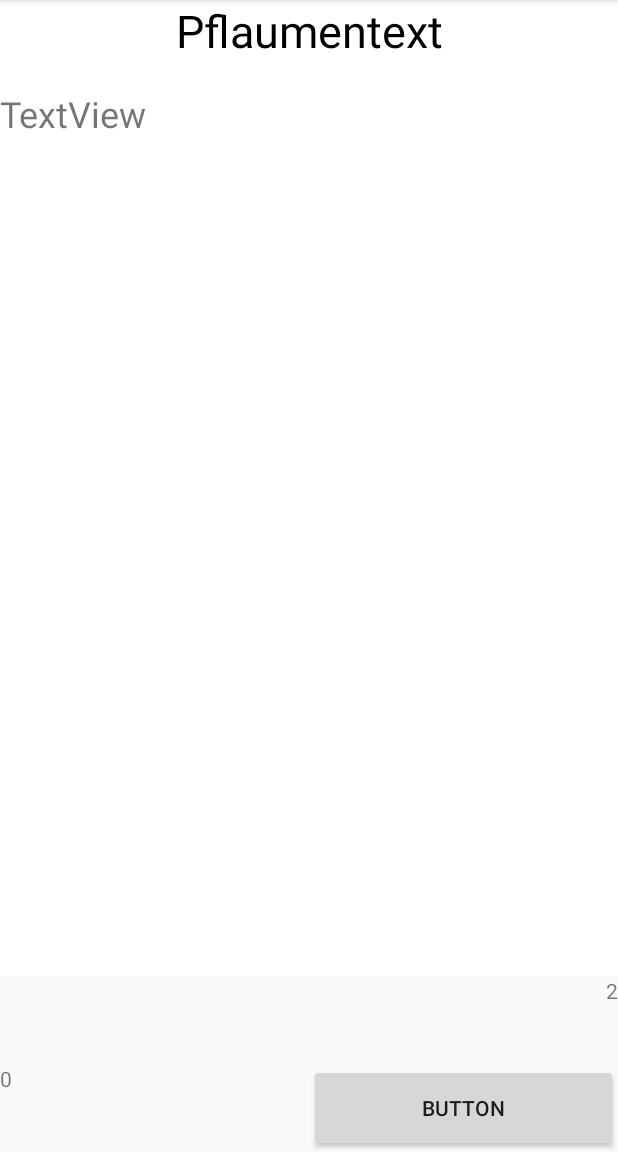
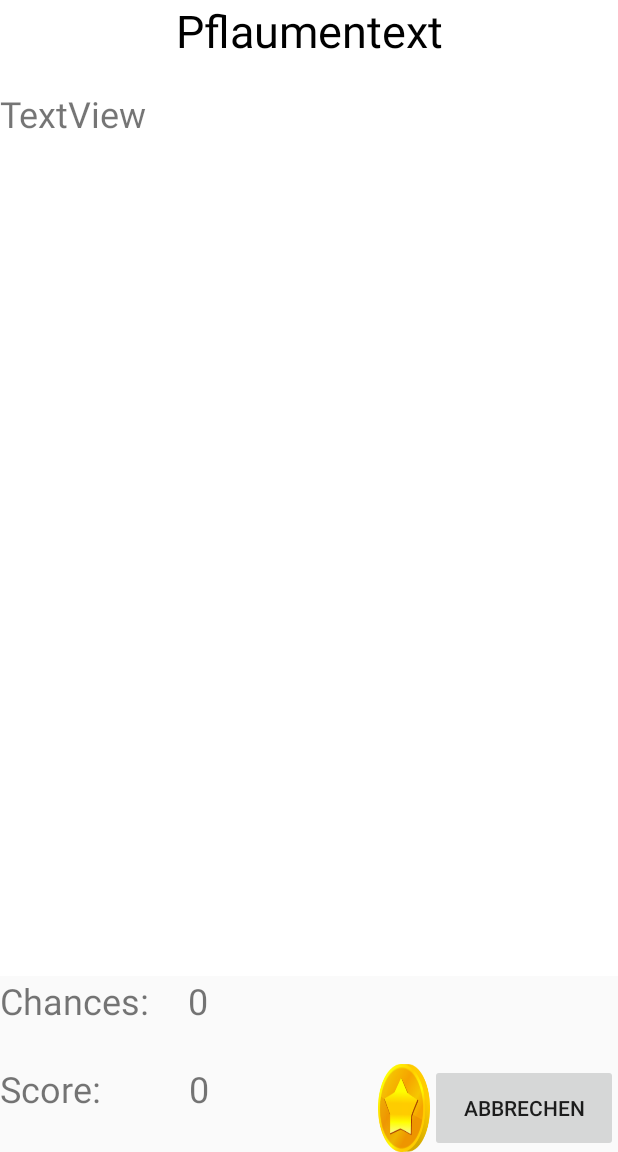
Before and after one commit to Bitbrain91/AndroidGame, an Android app: the screen it shows after launch (TextActivity), after a tap on "START", on a phone screen of 412 x 824 dp, the part 84-1236 px from its top. Run offline under Robolectric (Android 15) with nearby library versions, the phone set to English and light mode, and no system bars.

Commit message:
animation & sound hinzugefuegt. Scoreanzeige verbessert. Lauffaehig.

```diff
--- a/app/src/main/AndroidManifest.xml
+++ b/app/src/main/AndroidManifest.xml
@@ -3,6 +3,8 @@
     package="com.salzburg.fh.portenkirchner.r.textgame">
 
     <application
+        android:largeHeap="true"
+        android:hardwareAccelerated="false"
         android:allowBackup="true"
         android:icon="@mipmap/ic_launcher"
         android:label="@string/app_name"
@@ -10,6 +12,8 @@
         android:supportsRtl="true"
         android:theme="@style/AppTheme">
         <activity android:name=".MainActivity">
+            android:windowSoftInputMode="stateVisible|adjustPan"
+            andorid:fillViewport="true"
             <intent-filter>
                 <action android:name="android.intent.action.MAIN" />
 
--- a/app/src/main/java/com/salzburg/fh/portenkirchner/r/textgame/AuswahlActivity.java
+++ b/app/src/main/java/com/salzburg/fh/portenkirchner/r/textgame/AuswahlActivity.java
@@ -1,6 +1,7 @@
 package com.salzburg.fh.portenkirchner.r.textgame;
 
 import android.content.Intent;
+import android.media.MediaPlayer;
 import android.support.v7.app.AppCompatActivity;
 import android.os.Bundle;
 import android.view.View;
@@ -23,6 +24,9 @@ public class AuswahlActivity extends AppCompatActivity {
     Button btnLoesung3;
     Button btnLoesung4;
     ImageView imgCheck;
+
+    private MediaPlayer mp;
+
 
     String loesung;
     boolean status;
@@ -49,6 +53,8 @@ public class AuswahlActivity extends AppCompatActivity {
         setContentView(R.layout.activity_auswahl);
 
         auswahlActivity = Thread.currentThread();
+
+        mp = MediaPlayer.create(this, R.raw.cheer);
 
         //zurueck_zum_text_intent = new Intent(this, TextActivity.class);
 
@@ -83,6 +89,7 @@ public class AuswahlActivity extends AppCompatActivity {
         if(btnLoesung1.getText().equals(loesung))
         {
             imgCheck.setImageResource(R.drawable.ok_smiley);
+            mp.start();
             status = true;
         }
         else
@@ -101,6 +108,7 @@ public class AuswahlActivity extends AppCompatActivity {
         if(btnLoesung2.getText().equals(loesung))
         {
             imgCheck.setImageResource(R.drawable.ok_smiley);
+            mp.start();
             status = true;
         }
         else
@@ -118,6 +126,7 @@ public class AuswahlActivity extends AppCompatActivity {
         if(btnLoesung3.getText().equals(loesung))
         {
             imgCheck.setImageResource(R.drawable.ok_smiley);
+            mp.start();
             status = true;
         }
         else
@@ -135,6 +144,7 @@ public class AuswahlActivity extends AppCompatActivity {
         if(btnLoesung4.getText().equals(loesung))
         {
             imgCheck.setImageResource(R.drawable.ok_smiley);
+            mp.start();
             status = true;
         }
         else
--- a/app/src/main/java/com/salzburg/fh/portenkirchner/r/textgame/TextActivity.java
+++ b/app/src/main/java/com/salzburg/fh/portenkirchner/r/textgame/TextActivity.java
@@ -1,5 +1,6 @@
 package com.salzburg.fh.portenkirchner.r.textgame;
 import android.content.DialogInterface;
+import android.graphics.drawable.AnimationDrawable;
 import android.support.v7.app.AlertDialog;
 import android.support.v7.app.AppCompatActivity;
 import android.os.Bundle;
@@ -10,8 +11,10 @@ import android.text.Spanned;
 import android.text.method.LinkMovementMethod;
 import android.text.style.ClickableSpan;
 import android.util.Log;
-import android.util.TypedValue;
+import android.view.animation.Animation;
+import android.view.animation.AnimationUtils;
 import android.widget.Button;
+import android.widget.ImageView;
 import android.widget.TextView;
 import android.view.View;
 import android.widget.Toast;
@@ -22,10 +25,7 @@ import java.io.IOException;
 import java.io.InputStream;
 import java.util.ArrayList;
 import java.util.Iterator;
-import java.util.ListIterator;
 import java.lang.Integer;
-import com.salzburg.fh.portenkirchner.r.textgame.GlobalVariables;
-
 
 
 public class TextActivity extends AppCompatActivity {
@@ -34,6 +34,8 @@ public class TextActivity extends AppCompatActivity {
     int gap_width = 4;
 
     //global for access in onClick method
+
+    Animation animationMuenzeRotieren;
 
     int luecke_nr=0;
     ArrayList<ArrayList<String>> lueckenArray = new ArrayList<ArrayList<String>>();
@@ -44,6 +46,7 @@ public class TextActivity extends AppCompatActivity {
     TextView tvLueckentext;
     TextView tvScore;
     TextView tvTries;
+    ImageView ivMuenze;
     Button btnBack;
     FeedReaderDbHelper db;
 
@@ -61,6 +64,10 @@ public class TextActivity extends AppCompatActivity {
         btnBack = findViewById(R.id.btn_back);
         db = new FeedReaderDbHelper(this);
         clickIntent = new Intent(TextActivity.this, AuswahlActivity.class);
+        ivMuenze = findViewById(R.id.iv_muenze);
+        ivMuenze.setBackgroundResource(R.drawable.coin);
+        AnimationDrawable frameAnimation = (AnimationDrawable) ivMuenze.getBackground();
+        frameAnimation.start();
 
         Bundle extras = getIntent().getExtras();
         if (!extras.isEmpty()) {
@@ -188,7 +195,7 @@ public class TextActivity extends AppCompatActivity {
             Log.d("ERROR DETECTED", "ERROR WHILE TRYING TO OPEN FILE");
         }
 
-        GlobalVariables.getInstance().amountGaps = 2;//lueckenArray.size();
+        GlobalVariables.getInstance().amountGaps = lueckenArray.size();
     }
 
     @Override
--- /dev/null
+++ b/app/src/main/res/drawable/coin.xml
@@ -0,0 +1,10 @@
+<?xml version="1.0" encoding="utf-8"?>
+<animation-list xmlns:android="http://schemas.android.com/apk/res/android"
+    android:oneshot="false" android:repeatMode="reverse">
+    <item android:drawable="@drawable/starcoinrotate1" android:duration="200" />
+    <item android:drawable="@drawable/starcoinrotate2" android:duration="200" />
+    <item android:drawable="@drawable/starcoinrotate3" android:duration="200" />
+    <item android:drawable="@drawable/starcoinrotate4" android:duration="0" />
+    <item android:drawable="@drawable/starcoinrotate5" android:duration="200" />
+    <item android:drawable="@drawable/starcoinrotate6" android:duration="200" />
+</animation-list>
--- a/app/src/main/res/layout/activity_main.xml
+++ b/app/src/main/res/layout/activity_main.xml
@@ -6,6 +6,7 @@
     android:layout_height="match_parent"
     tools:context=".MainActivity"
     android:background="@drawable/zahnluecke">
+
 
     <Spinner
         android:id="@+id/spin_dropDownListTextauswahl"
--- a/app/src/main/res/layout/activity_text.xml
+++ b/app/src/main/res/layout/activity_text.xml
@@ -32,29 +32,68 @@
             android:layout_height="match_parent"
             android:layout_weight="50"
             android:background="@android:color/background_light"
+            android:gravity="left"
             android:text="TextView"
             android:textSize="24sp" />
 
-        <TextView
-            android:id="@+id/tv_tries"
+        <LinearLayout
             android:layout_width="match_parent"
             android:layout_height="match_parent"
-            android:layout_weight="200"
-            android:text="TextView"
-            android:textAlignment="viewEnd" />
+            android:orientation="horizontal"
+            android:layout_weight="200">
+
+            <TextView
+                android:id="@+id/tv_tries_text"
+                android:layout_width="255dp"
+                android:layout_height="match_parent"
+                android:layout_weight="200"
+                android:gravity="left"
+                android:text="Chances: "
+                android:textAlignment="viewStart"
+                android:textSize="24sp" />
+
+            <TextView
+                android:id="@+id/tv_tries"
+                android:layout_width="417dp"
+                android:layout_height="match_parent"
+                android:layout_weight="200"
+                android:gravity="left"
+                android:text="TextView"
+                android:textAlignment="viewStart"
+                android:textSize="24sp" />
+        </LinearLayout>
 
         <LinearLayout
             android:layout_width="match_parent"
             android:layout_height="match_parent"
             android:layout_weight="200"
             android:orientation="horizontal">
-
+            <TextView
+                android:id="@+id/tv_score_text"
+                android:layout_width="match_parent"
+                android:layout_height="match_parent"
+                android:layout_weight="1"
+                android:gravity="left"
+                android:textSize="24sp"
+                android:textAlignment="viewStart"
+                android:text="Score: " />
             <TextView
                 android:id="@+id/tv_score"
                 android:layout_width="match_parent"
                 android:layout_height="match_parent"
                 android:layout_weight="1"
+                android:gravity="left"
+                android:textSize="24sp"
+                android:textAlignment="viewStart"
                 android:text="TextView" />
+
+
+            <ImageView
+                android:id="@+id/iv_muenze"
+                android:layout_width="321dp"
+                android:layout_height="match_parent"
+                android:layout_weight="1"
+                />
 
             <Button
                 android:id="@+id/btn_back"
@@ -62,7 +101,7 @@
                 android:layout_height="match_parent"
                 android:layout_weight="1"
                 android:onClick="onClick_btn_back"
-                android:text="Button" />
+                android:text="Abbrechen" />
         </LinearLayout>
 
     </LinearLayout>
```
Also changed, not shown: app/src/main/res/drawable/starcoinrotate1.png (added), app/src/main/res/drawable/starcoinrotate2.png (added), app/src/main/res/drawable/starcoinrotate3.png (added), app/src/main/res/drawable/starcoinrotate4.png (added), app/src/main/res/drawable/starcoinrotate5.png (added), app/src/main/res/drawable/starcoinrotate6.png (added), 2 other files.
